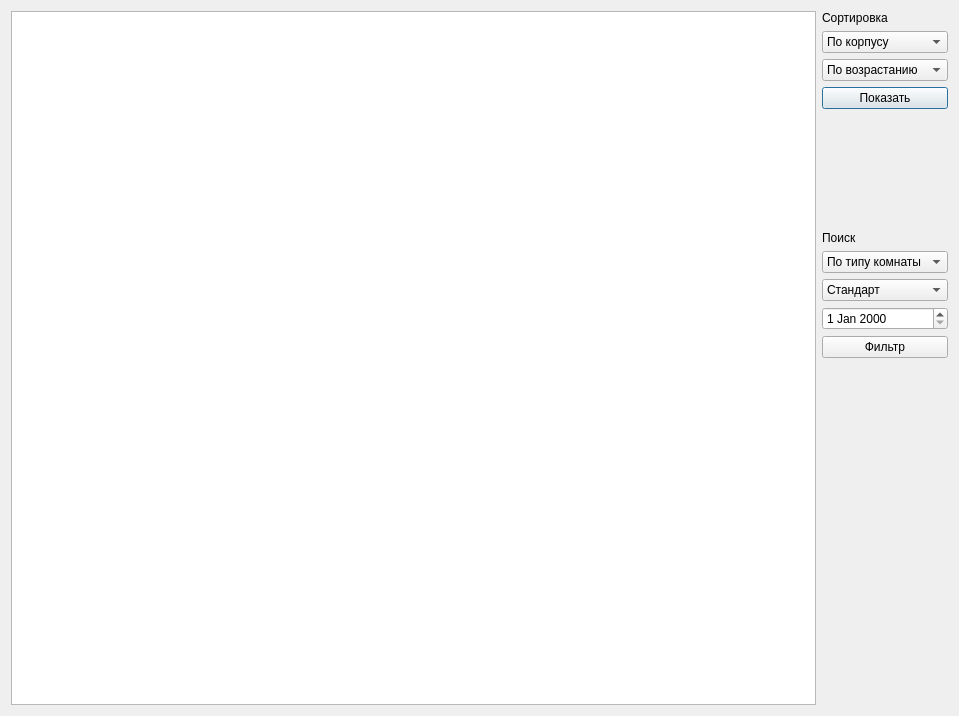
Enjoyer14/OP_FullForm, file FinalMkFinal/printwindow.ui: the form before one commit.
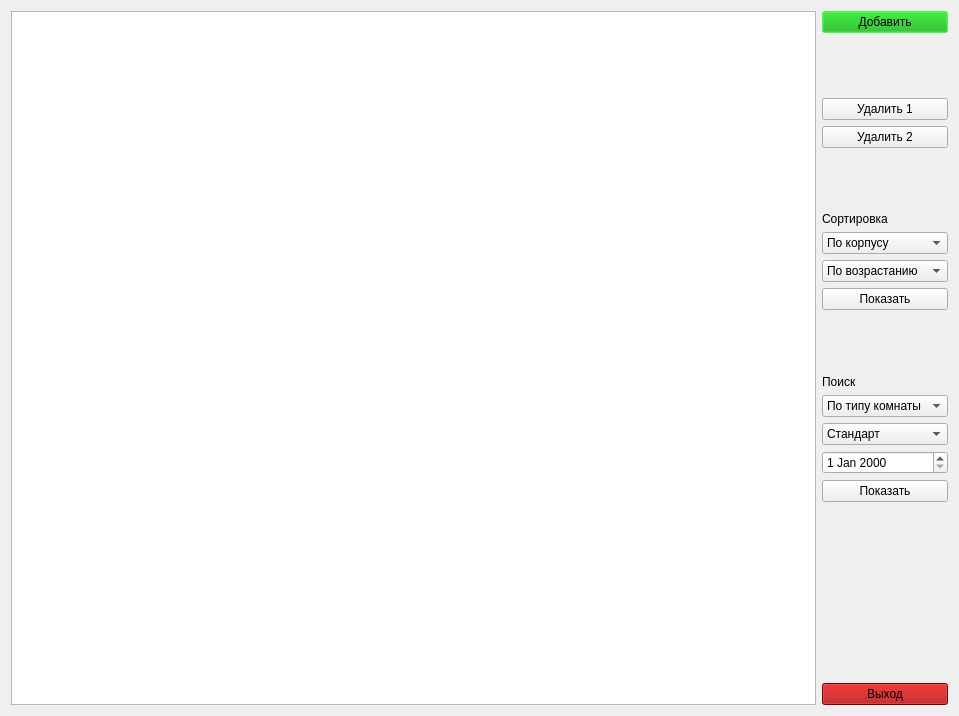
The form after the commit.

Commit message: Full Delete

Patch:
```diff
--- a/FinalMkFinal/printwindow.ui
+++ b/FinalMkFinal/printwindow.ui
@@ -19,6 +19,59 @@
    </item>
    <item row="0" column="1">
     <layout class="QVBoxLayout" name="verticalLayout">
+     <item>
+      <widget class="QPushButton" name="btn_Add">
+       <property name="styleSheet">
+        <string notr="true">color: rgb(0, 0, 0);
+background-color: rgb(0, 170, 0);
+border-color: rgb(0, 85, 0);
+selection-background-color: rgb(0, 255, 0);</string>
+       </property>
+       <property name="text">
+        <string>Добавить</string>
+       </property>
+      </widget>
+     </item>
+     <item>
+      <spacer name="verticalSpacer_5">
+       <property name="orientation">
+        <enum>Qt::Vertical</enum>
+       </property>
+       <property name="sizeHint" stdset="0">
+        <size>
+         <width>20</width>
+         <height>20</height>
+        </size>
+       </property>
+      </spacer>
+     </item>
+     <item>
+      <widget class="QPushButton" name="btn_deleteSort">
+       <property name="text">
+        <string>Удалить 1</string>
+       </property>
+      </widget>
+     </item>
+     <item>
+      <widget class="QPushButton" name="btn_deleteSearch">
+       <property name="text">
+        <string>Удалить 2</string>
+       </property>
+      </widget>
+     </item>
+     <item>
+      <spacer name="verticalSpacer_6">
+       <property name="orientation">
+        <enum>Qt::Vertical</enum>
+       </property>
+       <property name="sizeHint" stdset="0">
+        <size>
+         <width>20</width>
+         <height>40</height>
+        </size>
+       </property>
+      </spacer>
+     </item>
      <item>
       <widget class="QLabel" name="label">
        <property name="text">
@@ -143,7 +196,7 @@
      <item>
       <widget class="QPushButton" name="btn_Search">
        <property name="text">
-        <string>Фильтр</string>
+        <string>Показать</string>
        </property>
       </widget>
      </item>
@@ -186,6 +239,19 @@
        </property>
       </spacer>
      </item>
+     <item>
+      <widget class="QPushButton" name="btn_exit">
+       <property name="styleSheet">
+        <string notr="true">color: rgb(0, 0, 0);
+background-color: rgb(170, 0, 0);
+border-color: rgb(85, 0, 0);
+selection-background-color: rgb(255, 0, 0);</string>
+       </property>
+       <property name="text">
+        <string>Выход</string>
+       </property>
+      </widget>
+     </item>
     </layout>
    </item>
   </layout>
```
The commit also changes 11 other files.
